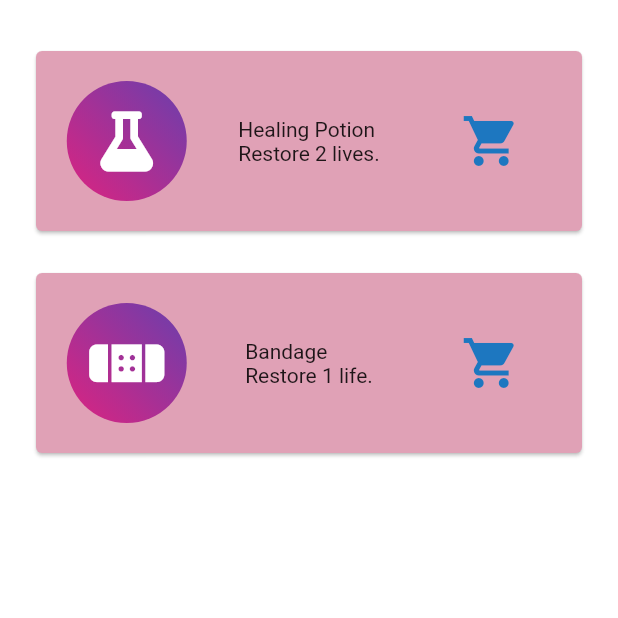
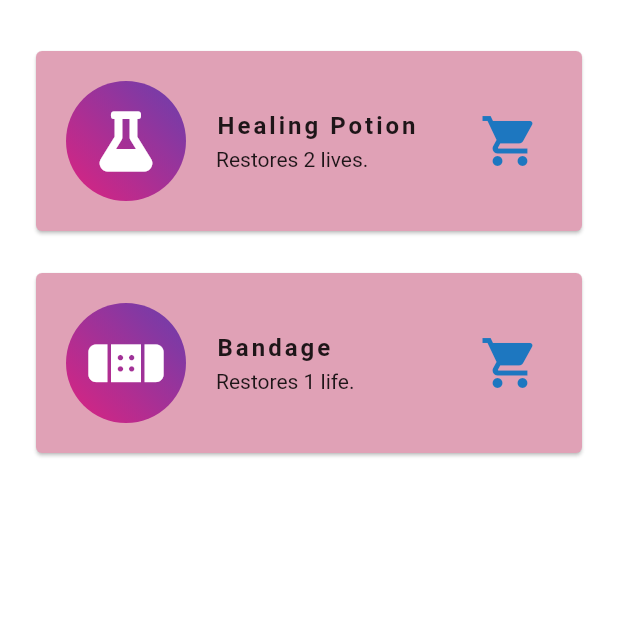
Before and after one commit to camila-fukuda/ryc_desafio_do_modulo_basico, a Flutter app: the RewardsPage screen opened by its route, on a phone screen of 412 x 824 dp, the top half of it. Run offline on Flutter 3.47's test engine with Material 2 defaults, Android fonts, the light colour scheme and no system bars; our stand-ins replace font_awesome_flutter.

Commit message:
Tornando a reward page em um lisViewBuilder.

```diff
--- a/lib/data/dummy_data.dart
+++ b/lib/data/dummy_data.dart
@@ -9,6 +9,7 @@ final dummyRewards = [
   Reward(
     id: 'r1',
     name: 'Healing Potion',
+    description: 'Restores 2 lives.',
     price: 8,
     livesToRestore: 2,
     icon: const Icon(
@@ -20,6 +21,7 @@ final dummyRewards = [
   Reward(
     id: 'r2',
     name: 'Bandage',
+    description: 'Restores 1 life.',
     price: 5,
     livesToRestore: 1,
     icon: const Icon(
--- a/lib/main.dart
+++ b/lib/main.dart
@@ -1,5 +1,6 @@
 import 'package:flutter/material.dart';
 import 'package:provider/provider.dart';
+import 'package:ryc_desafio_do_modulo_basico/models/reward_list.dart';
 import 'package:ryc_desafio_do_modulo_basico/models/task_list.dart';
 import 'package:ryc_desafio_do_modulo_basico/pages/home_page.dart';
 import 'package:ryc_desafio_do_modulo_basico/pages/rewards_page.dart';
@@ -24,6 +25,7 @@ class _MyAppState extends State<MyApp> {
         ChangeNotifierProvider(
           create: (_) => TaskList(),
         ),
+        ChangeNotifierProvider(create: (_) => RewardList()),
       ],
       child: MaterialApp(
         title: 'Flutter Demo',
--- a/lib/models/reward.dart
+++ b/lib/models/reward.dart
@@ -3,6 +3,7 @@ import 'package:flutter/material.dart';
 class Reward {
   final String id;
   final String name;
+  final String description;
   final int price;
   final int livesToRestore;
   final Icon icon;
@@ -10,6 +11,7 @@ class Reward {
   Reward({
     required this.id,
     required this.name,
+    required this.description,
     required this.price,
     required this.livesToRestore,
     required this.icon,
--- a/lib/models/reward_list.dart
+++ b/lib/models/reward_list.dart
@@ -1,6 +1,9 @@
+import 'package:flutter/material.dart';
 import 'package:ryc_desafio_do_modulo_basico/data/dummy_data.dart';
 import 'package:ryc_desafio_do_modulo_basico/models/reward.dart';
 
-class RewardList {
-  final List<Reward> rewardList = dummyRewards;
+class RewardList with ChangeNotifier {
+  final List<Reward> _rewardsList = dummyRewards;
+
+  List<Reward> get rewardList => [..._rewardsList];
 }
--- a/lib/pages/dashboard_page.dart
+++ b/lib/pages/dashboard_page.dart
@@ -30,8 +30,6 @@ class _DashboardPageState extends State<DashboardPage> {
 
   @override
   Widget build(BuildContext context) {
-    final provider = Provider.of<TaskList>(context);
-
     return Padding(
       padding: const EdgeInsets.all(20),
       child: GestureDetector(
--- a/lib/pages/rewards_page.dart
+++ b/lib/pages/rewards_page.dart
@@ -1,15 +1,22 @@
 import 'package:flutter/material.dart';
 import 'package:font_awesome_flutter/font_awesome_flutter.dart';
+import 'package:provider/provider.dart';
+import 'package:ryc_desafio_do_modulo_basico/models/reward.dart';
+import 'package:ryc_desafio_do_modulo_basico/models/reward_list.dart';
 
 class RewardsPage extends StatelessWidget {
   const RewardsPage({super.key});
 
   @override
   Widget build(BuildContext context) {
-    return ListView(
-      padding: const EdgeInsets.all(20),
-      children: [
-        Padding(
+    final List<Reward> rewards = Provider.of<RewardList>(context).rewardList;
+
+    return Padding(
+      padding: const EdgeInsets.all(20.0),
+      child: ListView.builder(
+        itemCount: rewards.length,
+        itemBuilder: (context, index) {
+          return Padding(
             padding: const EdgeInsets.symmetric(vertical: 10, horizontal: 0),
             child: Card(
               color: const Color.fromARGB(255, 224, 161, 182),
@@ -18,9 +25,7 @@ class RewardsPage extends StatelessWidget {
                 child: Row(
                   mainAxisAlignment: MainAxisAlignment.spaceBetween,
                   children: [
-                  Expanded(
-                    flex: 1,
-                    child: Container(
+                    Container(
                         height: 80,
                         width: 80,
                         decoration: const BoxDecoration(
@@ -35,104 +40,44 @@ class RewardsPage extends StatelessWidget {
                           ),
                           // color: Color.fromARGB(255, 94, 121, 95),
                         ),
-                      alignment: Alignment.center,
-                      child: const Icon(
-                        size: 40,
-                        FontAwesomeIcons.flask,
-                        color: Colors.white,
+                        child: rewards[index].icon),
+                    Expanded(
+                      child: Padding(
+                        padding: const EdgeInsets.symmetric(
+                            vertical: 0, horizontal: 20),
+                        child: Column(
+                          crossAxisAlignment: CrossAxisAlignment.start,
+                          children: [
+                            Text(
+                              rewards[index].name,
+                              style: const TextStyle(
+                                  fontSize: 16,
+                                  letterSpacing: 2,
+                                  fontWeight: FontWeight.bold),
+                            ),
+                            const SizedBox(
+                              height: 5,
+                            ),
+                            Text(rewards[index].description)
+                          ],
                         ),
                       ),
                     ),
-                  Flexible(
-                    flex: 2,
-                    child: Column(
-                      mainAxisAlignment: MainAxisAlignment.spaceAround,
-                      crossAxisAlignment: CrossAxisAlignment.start,
-                      children: const [
-                        Text('Healing Potion'),
-                        Text('Restore 2 lives.')
-                      ],
-                    ),
-                  ),
-                  const Expanded(
-                    flex: 1,
-                    child: IconButton(
+                    const IconButton(
                       iconSize: 40,
                       icon: Icon(
                         Icons.shopping_cart,
                         color: Color.fromARGB(255, 29, 119, 192),
                       ),
                       onPressed: null,
-                    ),
                     )
                   ],
                 ),
               ),
             ),
+          );
+        },
       ),
-        Padding(
-          padding: const EdgeInsets.symmetric(vertical: 10, horizontal: 0),
-          child: Card(
-            color: const Color.fromARGB(255, 224, 161, 182),
-            child: Padding(
-              padding: const EdgeInsets.all(20),
-              child: Row(
-                mainAxisAlignment: MainAxisAlignment.spaceBetween,
-                children: [
-                  Expanded(
-                    flex: 1,
-                    child: Container(
-                      padding: const EdgeInsets.only(right: 10),
-                      height: 80,
-                      width: 80,
-                      decoration: const BoxDecoration(
-                        shape: BoxShape.circle,
-                        gradient: LinearGradient(
-                          begin: Alignment.topRight,
-                          end: Alignment.bottomLeft,
-                          colors: [
-                            Color.fromARGB(255, 105, 63, 173),
-                            Color.fromARGB(255, 221, 35, 128),
-                          ],
-                        ),
-                        // color: Color.fromARGB(255, 94, 121, 95),
-                      ),
-                      alignment: Alignment.center,
-                      child: const Icon(
-                        size: 40,
-                        FontAwesomeIcons.bandAid,
-                        color: Colors.white,
-                      ),
-                    ),
-                  ),
-                  Flexible(
-                    flex: 2,
-                    child: Column(
-                      mainAxisAlignment: MainAxisAlignment.spaceAround,
-                      crossAxisAlignment: CrossAxisAlignment.start,
-                      children: const [
-                        Text('Bandage'),
-                        Text('Restore 1 life.')
-                      ],
-                    ),
-                  ),
-                  const Expanded(
-                    flex: 1,
-                    child: IconButton(
-                      iconSize: 40,
-                      icon: Icon(
-                        Icons.shopping_cart,
-                        color: Color.fromARGB(255, 29, 119, 192),
-                      ),
-                      onPressed: null,
-                    ),
-                  )
-                ],
-              ),
-            ),
-          ),
-        )
-      ],
     );
   }
 }
```
Lines whose indentation alone changed are shown as unchanged.
